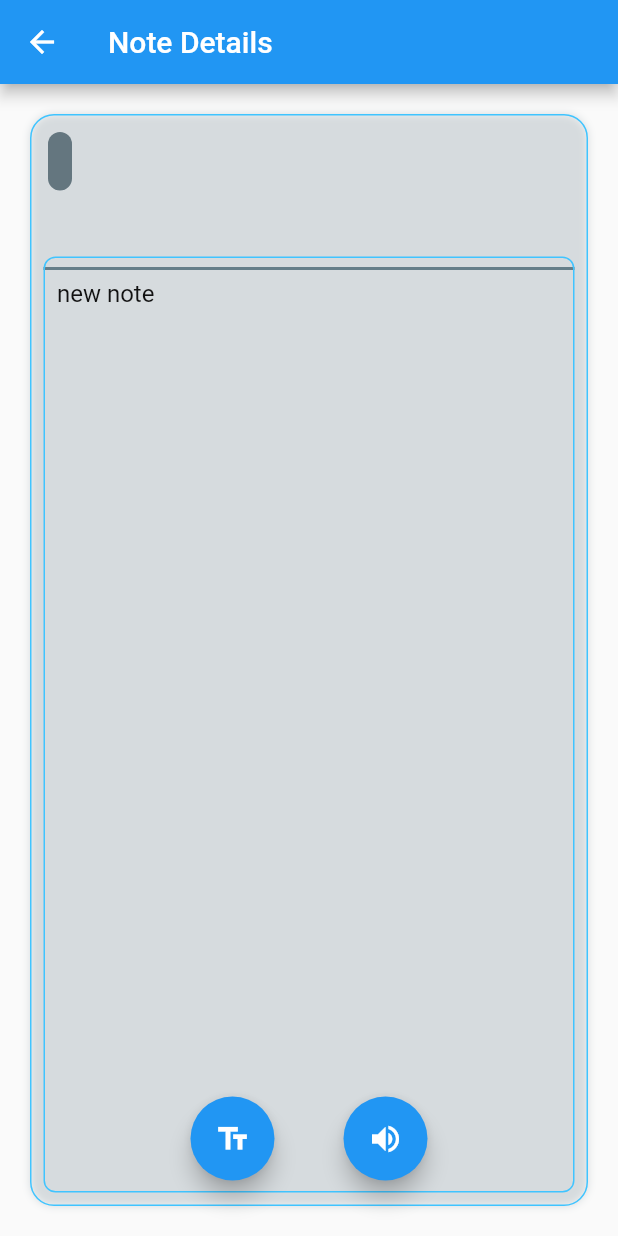
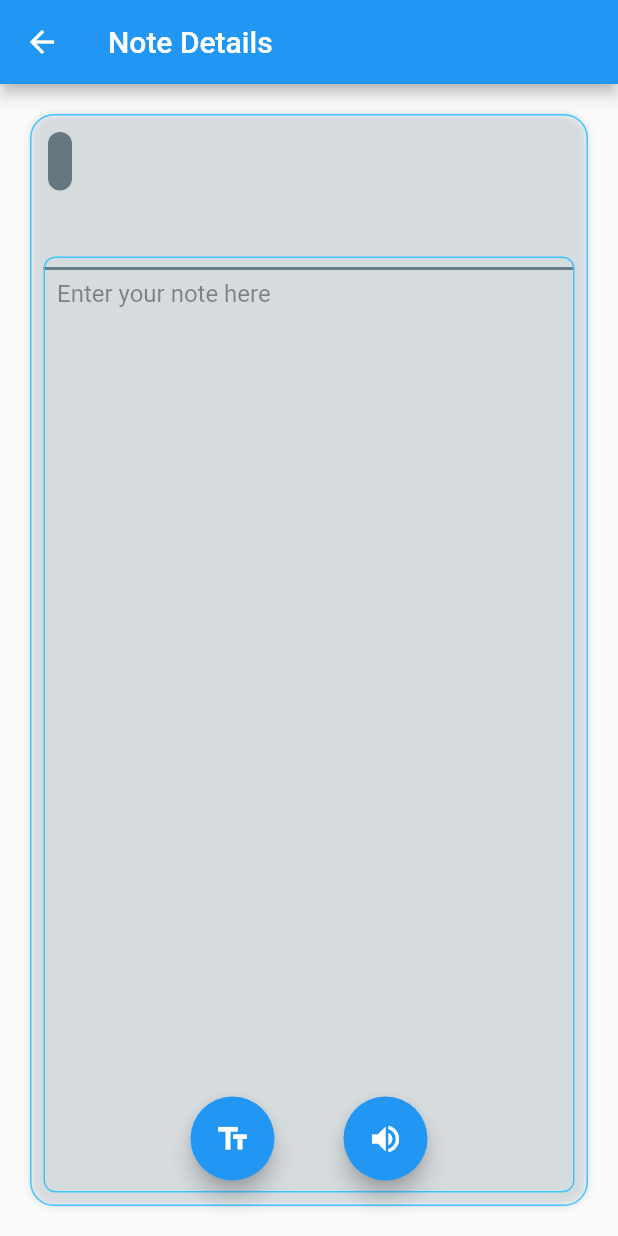
Before and after one commit to QossayAbuamriya/sg, a Flutter app: the NoteDetailsScreen screen opened directly with empty values, on a phone screen of 412 x 824 dp. Run offline on Flutter 3.47's test engine with Material 2 defaults, Android fonts, the light colour scheme and no system bars; our stand-ins replace firebase_auth, firebase_core, fluttertoast, modal_progress_hud_nsn; missing offline and left inert: record; accounts and stored records are empty; network calls fail; statements that could not run were skipped.

Commit message:
its ok here

```diff
--- a/lib/globals.dart
+++ b/lib/globals.dart
@@ -1,2 +1,3 @@
 // globals.dart
 String globalUsername = "";
+Map<String, dynamic> globalJsonData = {};
--- a/lib/note_details_screen.dart
+++ b/lib/note_details_screen.dart
@@ -5,6 +5,8 @@ import 'dart:io';
 import 'package:http/http.dart' as http;
 import 'dart:convert';
 import 'package:fluttertoast/fluttertoast.dart';
+import 'globals.dart';
+
 
 
 class NoteDetailsScreen extends StatefulWidget {
@@ -31,7 +33,7 @@ class _NoteDetailsScreenState extends State<NoteDetailsScreen> {
   @override
   void initState() {
     super.initState();
-    _textEditingController = TextEditingController(text: 'new note');
+    _textEditingController = TextEditingController(text: "${summaryKey}");
     _record = Record();
   }
 
@@ -145,7 +147,7 @@ class _NoteDetailsScreenState extends State<NoteDetailsScreen> {
                   //the main text box
                   child: SingleChildScrollView(
                     child: TextField(
-                      controller: _textEditingController,
+                      controller: TextEditingController(text: "${summaryValue}"),
                       focusNode: _focusNode,
                       maxLines:
                           null, // Allows the text field to grow dynamically
@@ -281,26 +283,6 @@ Future<void> getSummary(String operationLocation, String apiKey) async {
   }
 }
 
-// Future<void> uploadData(Map<String, List<List<String>>> data) async {
-//   final Uri url = Uri.parse(
-//       'https://qossaysgstorage.blob.core.windows.net/summaries-file/summaries-blob.json?sp=racwdl&st=2023-08-21T04:17:35Z&se=2023-10-01T12:17:35Z&sv=2022-11-02&sr=c&sig=FykibjXpJ9F0nHbdA7fG0N7WBIyGHJZUwtDdI628KMQ%3D');
-//   final Map<String, String> headers = {
-//     'Content-Type': 'application/json',
-//     'x-ms-blob-type': 'BlockBlob',
-//   };
-
-//   try {
-//     final http.Response response = await http.put(url, headers: headers, body: jsonEncode(data));
-//     if (response.statusCode == 201) {
-//       print('Data uploaded successfully');
-//     } else {
-//       print('Error uploading data: ${response.statusCode} ${response.reasonPhrase}');
-//     }
-//   } catch (e) {
-//     print('Error making API call: $e');
-//   }
-// }
-
 Future<void> summarizeText(String text) async {
   final String url = 'https://sg-std-summarization.cognitiveservices.azure.com/language/analyze-text/jobs?api-version=2022-10-01-preview';
   final String apiKey = 'bfeba01a0beb4a00857143243bb4fa52';
@@ -431,8 +413,7 @@ Future<void> summarizeText(String text) async {
 
     if (updatedTitle != null) {
       setState(() {
-        widget.noteTitle =
-            updatedTitle; // Update the note title in the current screen
+        widget.noteTitle = updatedTitle; // Update the note title in the current screen
       });
     }
   }
```
Also changed, not shown: lib/home_screen.dart (+14 -19 lines).
